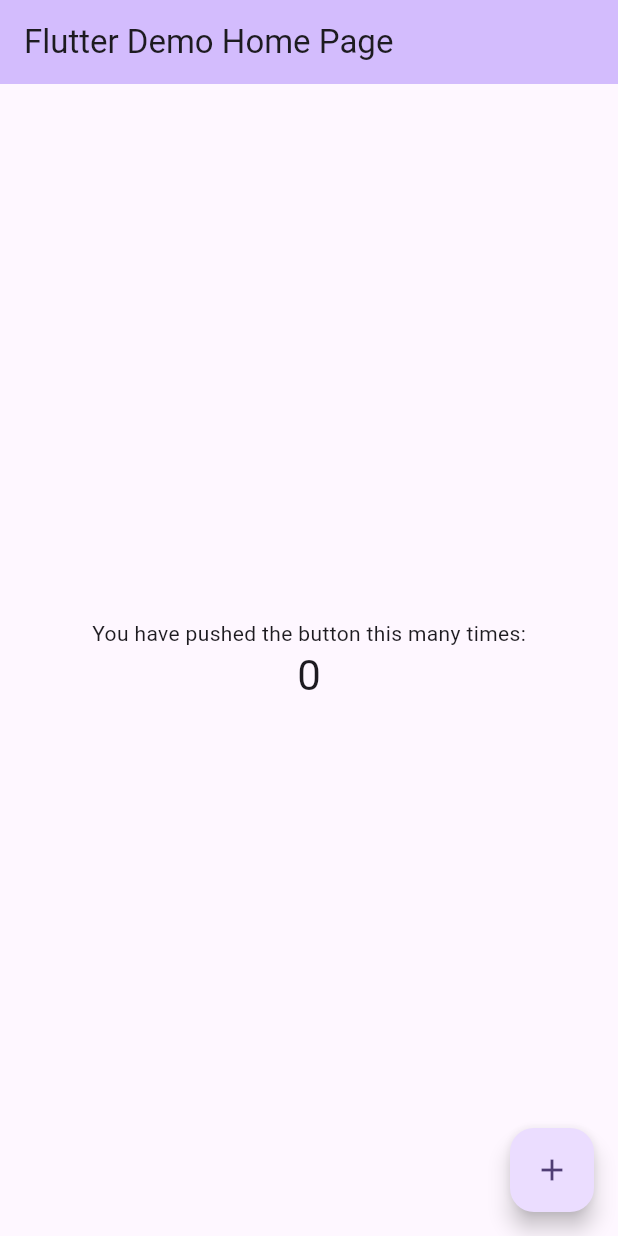
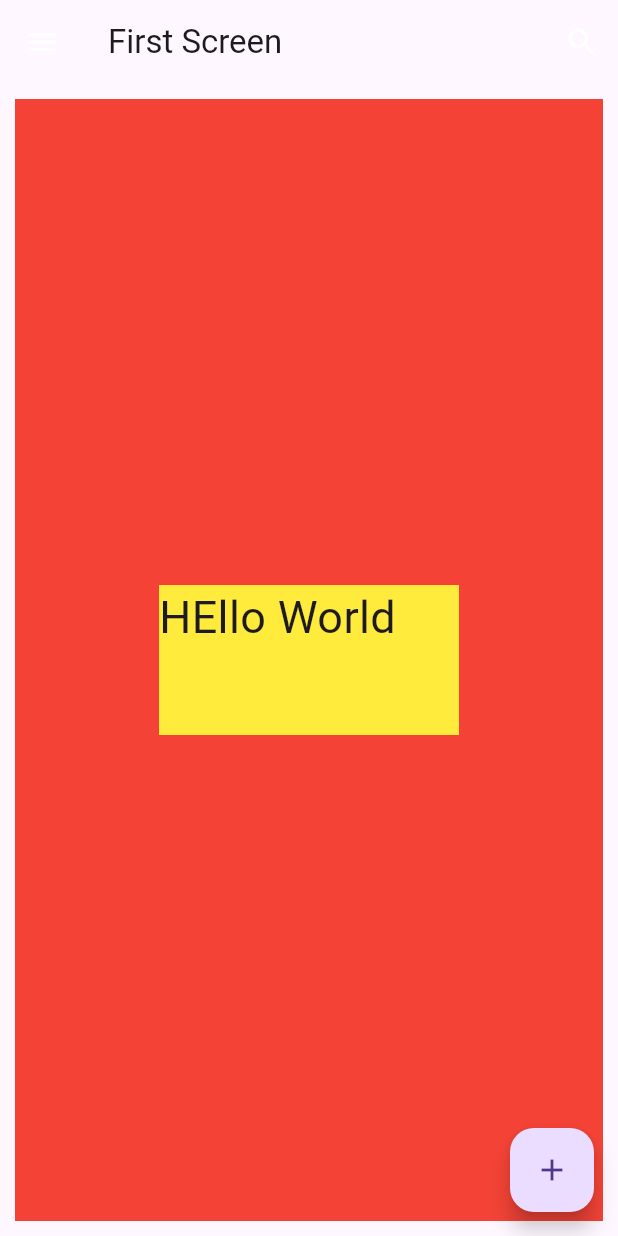
Before and after one commit to NaufalRusada/Flutter-Pemula, a Flutter app: the screen it shows after launch, on a phone screen of 412 x 824 dp. Run offline on Flutter 3.47's test engine with Material 3 defaults, Android fonts, the phone set to English and light mode, and no system bars.

Commit message:
Initial Commit

```diff
--- a/lib/main.dart
+++ b/lib/main.dart
@@ -1,125 +1,121 @@
 import 'package:flutter/material.dart';
 
 void main() {
-  runApp(const MyApp());
+  runApp(MyApp());
 }
 
 class MyApp extends StatelessWidget {
-  const MyApp({super.key});
-
-  // This widget is the root of your application.
   @override
   Widget build(BuildContext context) {
     return MaterialApp(
       title: 'Flutter Demo',
       theme: ThemeData(
-        // This is the theme of your application.
-        //
-        // TRY THIS: Try running your application with "flutter run". You'll see
-        // the application has a blue toolbar. Then, without quitting the app,
-        // try changing the seedColor in the colorScheme below to Colors.green
-        // and then invoke "hot reload" (save your changes or press the "hot
-        // reload" button in a Flutter-supported IDE, or press "r" if you used
-        // the command line to start the app).
-        //
-        // Notice that the counter didn't reset back to zero; the application
-        // state is not lost during the reload. To reset the state, use hot
-        // restart instead.
-        //
-        // This works for code too, not just values: Most code changes can be
-        // tested with just a hot reload.
-        colorScheme: ColorScheme.fromSeed(seedColor: Colors.deepPurple),
-        useMaterial3: true,
+        primarySwatch: Colors.blue,
       ),
-      home: const MyHomePage(title: 'Flutter Demo Home Page'),
+      home: FirstScreen(
+        // appBar: AppBar(
+        //   title: Text('Hello, world!'),
+        // ),
+        // body: Center(
+        //   child: BiggerText(
+        //     text: ("HEllo Wordl"),
+        //   ),
+        // )
+
+      ),
     );
   }
 }
 
-class MyHomePage extends StatefulWidget {
-  const MyHomePage({super.key, required this.title});
-
-  // This widget is the home page of your application. It is stateful, meaning
-  // that it has a State object (defined below) that contains fields that affect
-  // how it looks.
-
-  // This class is the configuration for the state. It holds the values (in this
-  // case the title) provided by the parent (in this case the App widget) and
-  // used by the build method of the State. Fields in a Widget subclass are
-  // always marked "final".
-
-  final String title;
-
-  @override
-  State<MyHomePage> createState() => _MyHomePageState();
-}
-
-class _MyHomePageState extends State<MyHomePage> {
-  int _counter = 0;
-
-  void _incrementCounter() {
-    setState(() {
-      // This call to setState tells the Flutter framework that something has
-      // changed in this State, which causes it to rerun the build method below
-      // so that the display can reflect the updated values. If we changed
-      // _counter without calling setState(), then the build method would not be
-      // called again, and so nothing would appear to happen.
-      _counter++;
-    });
-  }
+class FirstScreen extends StatelessWidget {
+  const FirstScreen({super.key});
 
   @override
   Widget build(BuildContext context) {
-    // This method is rerun every time setState is called, for instance as done
-    // by the _incrementCounter method above.
-    //
-    // The Flutter framework has been optimized to make rerunning build methods
-    // fast, so that you can just rebuild anything that needs updating rather
-    // than having to individually change instances of widgets.
     return Scaffold(
-      appBar: AppBar(
-        // TRY THIS: Try changing the color here to a specific color (to
-        // Colors.amber, perhaps?) and trigger a hot reload to see the AppBar
-        // change color while the other colors stay the same.
-        backgroundColor: Theme.of(context).colorScheme.inversePrimary,
-        // Here we take the value from the MyHomePage object that was created by
-        // the App.build method, and use it to set our appbar title.
-        title: Text(widget.title),
-      ),
-      body: Center(
-        // Center is a layout widget. It takes a single child and positions it
-        // in the middle of the parent.
-        child: Column(
-          // Column is also a layout widget. It takes a list of children and
-          // arranges them vertically. By default, it sizes itself to fit its
-          // children horizontally, and tries to be as tall as its parent.
-          //
-          // Column has various properties to control how it sizes itself and
-          // how it positions its children. Here we use mainAxisAlignment to
-          // center the children vertically; the main axis here is the vertical
-          // axis because Columns are vertical (the cross axis would be
-          // horizontal).
-          //
-          // TRY THIS: Invoke "debug painting" (choose the "Toggle Debug Paint"
-          // action in the IDE, or press "p" in the console), to see the
-          // wireframe for each widget.
-          mainAxisAlignment: MainAxisAlignment.center,
-          children: <Widget>[
-            const Text(
-              'You have pushed the button this many times:',
-            ),
-            Text(
-              '$_counter',
-              style: Theme.of(context).textTheme.headlineMedium,
+        appBar: AppBar(
+          title: Text('First Screen'),
+          actions: <Widget>[
+            IconButton(
+              icon: Icon(
+                Icons.search,
+                color: Colors.white,
+              ),
+              onPressed: () {},
             ),
           ],
+          leading: IconButton(
+            icon: Icon(
+              Icons.menu,
+              color: Colors.white,
+            ),
+            onPressed: () {},
+          ),
         ),
+        body: Container(
+            color: Colors.red,
+            margin: EdgeInsets.all(10.0),
+            child: Center(
+                child: Container(
+                  color: Colors.yellow,
+                  width: 200,
+                  height: 100,
+                  child: Text(
+                    "HEllo World",
+                    style: TextStyle(fontSize: 30),
+                  ),
+                ))),
+        floatingActionButton: FloatingActionButton(
+          child: Icon(Icons.add),
+          onPressed: () {},
+        ));
+  }
+}
+
+class Heading extends StatelessWidget {
+  final String text;
+
+  const Heading({Key? key, required this.text}) : super(key: key);
+
+  @override
+  Widget build(BuildContext context) {
+    return Text(
+      text,
+      style: const TextStyle(
+        fontSize: 24.0,
+        fontWeight: FontWeight.bold,
       ),
-      floatingActionButton: FloatingActionButton(
-        onPressed: _incrementCounter,
-        tooltip: 'Increment',
-        child: const Icon(Icons.add),
-      ), // This trailing comma makes auto-formatting nicer for build methods.
     );
   }
 }
+
+class BiggerText extends StatefulWidget {
+  final String text;
+
+  const BiggerText({Key? key, required this.text}) : super(key: key);
+
+  @override
+  _BiggerTextState createState() => _BiggerTextState();
+}
+
+class _BiggerTextState extends State<BiggerText> {
+  double _textSize = 16.0;
+
+  @override
+  Widget build(BuildContext context) {
+    return Column(
+      mainAxisAlignment: MainAxisAlignment.center,
+      children: <Widget>[
+        Text(widget.text, style: TextStyle(fontSize: _textSize)),
+        ElevatedButton(
+          child: const Text("Perbesar"),
+          onPressed: () {
+            setState(() {
+              _textSize = 32.0;
+            });
+          },
+        )
+      ],
+    );
+  }
+}
```
